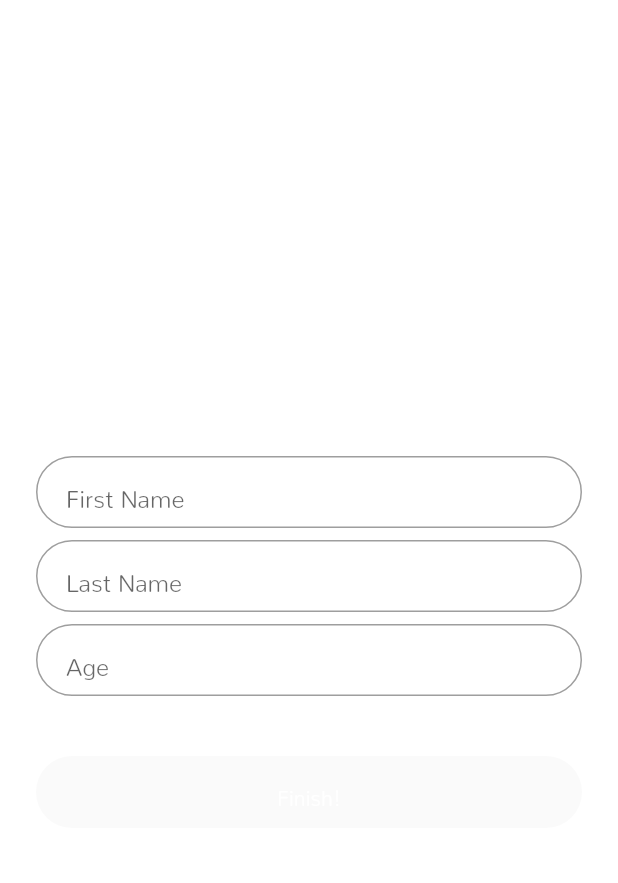
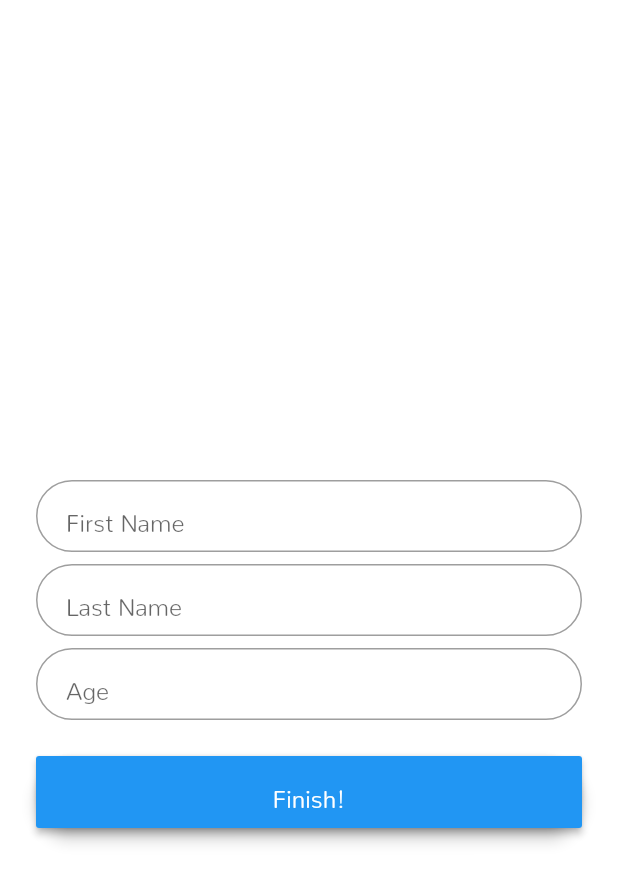
Before and after one commit to yankies-codeman/voca, a Flutter app: the SignUpPage screen opened by its route, on a phone screen of 412 x 824 dp. Shown: the top 883 px of the screen. Run offline on Flutter 3.47's test engine with Material 2 defaults, Android fonts, the phone set to English and light mode, and no system bars; our stand-ins replace cloud_firestore, firebase_auth; accounts and stored records are empty.

Commit message:
Progress button with animation

```diff
--- /dev/null
+++ b/lib/UI/progress-button.dart
@@ -0,0 +1,125 @@
+import 'dart:async';
+import 'package:flutter/material.dart';
+
+class ProgressButton extends StatefulWidget {
+
+  // final Function callback;
+
+  // ProgressButton(this.callback);
+
+  _ProgressButtonState createState() => _ProgressButtonState();
+}
+
+class _ProgressButtonState extends State<ProgressButton> with SingleTickerProviderStateMixin {
+
+AnimationController _animationController;
+Animation _animation;
+bool _isPressed = false,_animatingReveal = false;
+int _state = 0;
+double _width = double.infinity;
+GlobalKey _globalKey = GlobalKey();
+
+  @override
+  void deactivate() {
+    reset();
+    super.deactivate();
+  }
+
+  @override
+  dispose() {
+    _animationController.dispose();
+    super.dispose();
+  }
+
+
+   @override
+  Widget build(BuildContext context) {
+    return PhysicalModel(
+        color: Colors.blue,
+        elevation: calculateElevation(),
+        borderRadius: BorderRadius.circular(25.0),
+        child: Container(
+          key: _globalKey,
+          height: 48.0,
+          width: _width,
+          child: RaisedButton(
+            padding: EdgeInsets.all(0.0),
+            color: _state == 2 ? Colors.green : Colors.blue,
+            child: buildButtonChild(),
+            onPressed: () {},
+            onHighlightChanged: (isPressed) {
+              setState(() {
+                _isPressed = isPressed;
+                if (_state == 0) {
+                  animateButton();
+                }
+              });
+            },
+          ),
+        ));
+  }
+
+   void animateButton() {
+    double initialWidth = _globalKey.currentContext.size.width;
+
+    _animationController =
+        AnimationController(duration: Duration(milliseconds: 300), vsync: this);
+    _animation = Tween(begin: 0.0, end: 1.0).animate(_animationController)
+      ..addListener(() {
+        setState(() {
+          _width = initialWidth - ((initialWidth - 48.0) * _animation.value);
+        });
+      });
+    _animationController.forward();
+
+    setState(() {
+      _state = 1;
+    });
+
+    Timer(Duration(milliseconds: 3300), () {
+      setState(() {
+        _state = 2;
+      });
+    });
+
+    Timer(Duration(milliseconds: 3600), () {
+      _animatingReveal = true;
+      //widget.callback();
+    });
+  }
+
+   Widget buildButtonChild() {
+    if (_state == 0) {
+      return Text(
+        'Finish!',
+        style: TextStyle(color: Colors.white, fontSize: 16.0),
+      );
+    } else if (_state == 1) {
+      return SizedBox(
+        height: 36.0,
+        width: 36.0,
+        child: CircularProgressIndicator(
+          value: null,
+          valueColor: AlwaysStoppedAnimation<Color>(Colors.white),
+        ),
+      );
+    } else {
+      return Icon(Icons.check, color: Colors.white);
+    }
+  }
+
+  double calculateElevation() {
+    if (_animatingReveal) {
+      return 0.0;
+    } else {
+      return _isPressed ? 6.0 : 4.0;
+    }
+  }
+
+  void reset() {
+    _width = double.infinity;
+    _animatingReveal = false;
+    _state = 0;
+  }
+
+}
--- a/lib/main.dart
+++ b/lib/main.dart
@@ -2,6 +2,8 @@ import 'package:flutter/material.dart';
 import './pages/login-page.dart';
 import './pages/home-page.dart';
 import './pages/signUp-page.dart';
+
+
 
 
 void main() => runApp(new MyApp());
@@ -32,5 +34,6 @@ class MyApp extends StatelessWidget {
         '/landingpage': (BuildContext context) => LoginPage(),
       },
     );
+
   }
 }
```
Also changed, not shown: lib/UI/circular-reveal-painter.dart (added, +27 -0 lines), lib/UI/circular-reveal.dart (added, +45 -0 lines), lib/pages/login-page.dart (+37 -20 lines), lib/pages/signUp-page.dart (+48 -2 lines).
